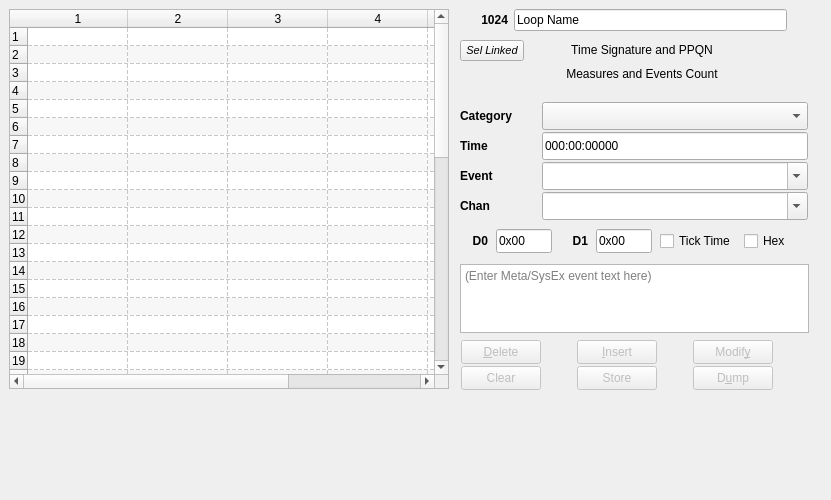
This is seq_qt5/forms/qseqeventframe.ui in ahlstromcj/seq66 as Qt 5 draws it before an edit. The edited form follows.
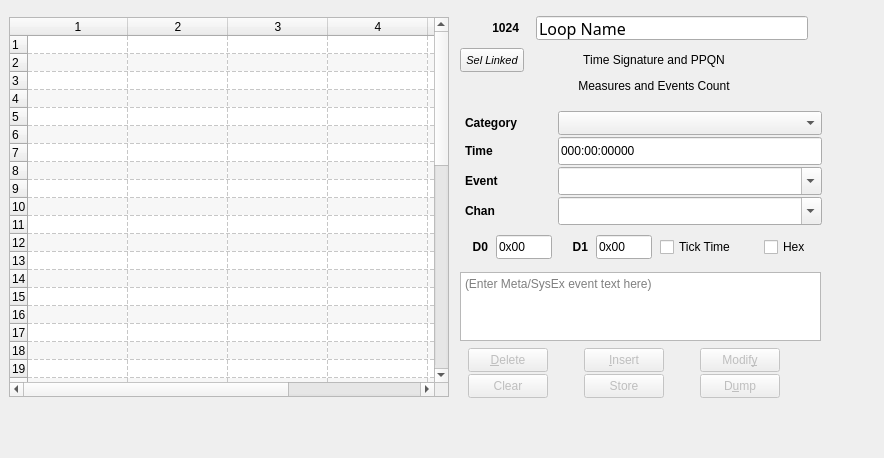
This is the edited form.

Diff of the .ui file:
```diff
--- a/seq_qt5/forms/qseqeventframe.ui
+++ b/seq_qt5/forms/qseqeventframe.ui
@@ -6,8 +6,8 @@
    <rect>
     <x>0</x>
     <y>0</y>
-    <width>831</width>
-    <height>500</height>
+    <width>884</width>
+    <height>458</height>
    </rect>
   </property>
   <property name="sizePolicy">
@@ -25,11 +25,23 @@
   <property name="windowTitle">
    <string>Events</string>
   </property>
+  <property name="frameShape">
+   <enum>QFrame::NoFrame</enum>
+  </property>
+  <property name="frameShadow">
+   <enum>QFrame::Raised</enum>
+  </property>
+  <property name="lineWidth">
+   <number>3</number>
+  </property>
+  <property name="midLineWidth">
+   <number>2</number>
+  </property>
   <widget class="QTableWidget" name="eventTableWidget">
    <property name="geometry">
     <rect>
      <x>9</x>
-     <y>9</y>
+     <y>17</y>
      <width>440</width>
      <height>380</height>
     </rect>
@@ -141,8 +153,8 @@
    <property name="geometry">
     <rect>
      <x>460</x>
-     <y>264</y>
-     <width>349</width>
+     <y>272</y>
+     <width>361</width>
      <height>69</height>
     </rect>
    </property>
@@ -165,8 +177,8 @@
   <widget class="QWidget" name="gridLayoutWidget">
    <property name="geometry">
     <rect>
-     <x>461</x>
-     <y>340</y>
+     <x>468</x>
+     <y>348</y>
      <width>345</width>
      <height>52</height>
     </rect>
@@ -342,8 +354,8 @@
    <property name="geometry">
     <rect>
      <x>460</x>
-     <y>99</y>
-     <width>348</width>
+     <y>107</y>
+     <width>369</width>
      <height>158</height>
     </rect>
    </property>
@@ -353,25 +365,29 @@
       <property name="sizeConstraint">
        <enum>QLayout::SetFixedSize</enum>
       </property>
-      <property name="spacing">
+      <property name="horizontalSpacing">
+       <number>4</number>
+      </property>
+      <property name="verticalSpacing">
        <number>2</number>
       </property>
       <item row="1" column="0">
        <widget class="QLabel" name="time_label">
         <property name="minimumSize">
          <size>
-          <width>0</width>
+          <width>84</width>
           <height>24</height>
          </size>
         </property>
         <property name="maximumSize">
          <size>
-          <width>48</width>
+          <width>80</width>
           <height>24</height>
          </size>
         </property>
         <property name="font">
          <font>
+          <weight>75</weight>
           <bold>true</bold>
          </font>
         </property>
@@ -384,13 +400,13 @@
        <widget class="QComboBox" name="channel_combo_box">
         <property name="minimumSize">
          <size>
-          <width>100</width>
+          <width>260</width>
           <height>28</height>
          </size>
         </property>
         <property name="maximumSize">
          <size>
-          <width>272</width>
+          <width>264</width>
           <height>28</height>
          </size>
         </property>
@@ -418,13 +434,13 @@
        <widget class="QComboBox" name="combo_ev_name">
         <property name="minimumSize">
          <size>
-          <width>100</width>
+          <width>260</width>
           <height>28</height>
          </size>
         </property>
         <property name="maximumSize">
          <size>
-          <width>272</width>
+          <width>264</width>
           <height>28</height>
          </size>
         </property>
@@ -452,13 +468,13 @@
         </property>
         <property name="minimumSize">
          <size>
-          <width>100</width>
+          <width>260</width>
           <height>28</height>
          </size>
         </property>
         <property name="maximumSize">
          <size>
-          <width>272</width>
+          <width>264</width>
           <height>28</height>
          </size>
         </property>
@@ -472,8 +488,21 @@
       </item>
       <item row="3" column="0">
        <widget class="QLabel" name="channel_label">
+        <property name="minimumSize">
+         <size>
+          <width>84</width>
+          <height>24</height>
+         </size>
+        </property>
+        <property name="maximumSize">
+         <size>
+          <width>80</width>
+          <height>24</height>
+         </size>
+        </property>
         <property name="font">
          <font>
+          <weight>75</weight>
           <bold>true</bold>
          </font>
         </property>
@@ -486,18 +515,19 @@
        <widget class="QLabel" name="event_label">
         <property name="minimumSize">
          <size>
-          <width>0</width>
+          <width>84</width>
           <height>24</height>
          </size>
         </property>
         <property name="maximumSize">
          <size>
-          <width>48</width>
+          <width>80</width>
           <height>24</height>
          </size>
         </property>
         <property name="font">
          <font>
+          <weight>75</weight>
           <bold>true</bold>
          </font>
         </property>
@@ -510,14 +540,14 @@
        <widget class="QComboBox" name="combo_ev_category">
         <property name="minimumSize">
          <size>
-          <width>100</width>
-          <height>28</height>
+          <width>260</width>
+          <height>24</height>
          </size>
         </property>
         <property name="maximumSize">
          <size>
-          <width>272</width>
-          <height>28</height>
+          <width>264</width>
+          <height>24</height>
          </size>
         </property>
         <property name="maxVisibleItems">
@@ -535,18 +565,19 @@
        <widget class="QLabel" name="label_category">
         <property name="minimumSize">
          <size>
-          <width>80</width>
-          <height>18</height>
+          <width>84</width>
+          <height>24</height>
          </size>
         </property>
         <property name="maximumSize">
          <size>
-          <width>264</width>
-          <height>18</height>
+          <width>80</width>
+          <height>24</height>
          </size>
         </property>
         <property name="font">
          <font>
+          <weight>75</weight>
           <bold>true</bold>
          </font>
         </property>
@@ -606,6 +637,7 @@
         </property>
         <property name="font">
          <font>
+          <weight>75</weight>
           <bold>true</bold>
          </font>
         </property>
@@ -619,6 +651,18 @@
       </item>
       <item row="0" column="4">
        <widget class="QCheckBox" name="pulse_time_check_box">
+        <property name="minimumSize">
+         <size>
+          <width>96</width>
+          <height>24</height>
+         </size>
+        </property>
+        <property name="maximumSize">
+         <size>
+          <width>84</width>
+          <height>24</height>
+         </size>
+        </property>
         <property name="text">
          <string>Tick Time</string>
         </property>
@@ -647,6 +691,7 @@
         </property>
         <property name="font">
          <font>
+          <weight>75</weight>
           <bold>true</bold>
          </font>
         </property>
@@ -688,8 +733,8 @@
    <property name="geometry">
     <rect>
      <x>460</x>
-     <y>4</y>
-     <width>337</width>
+     <y>12</y>
+     <width>369</width>
      <height>32</height>
     </rect>
    </property>
@@ -719,6 +764,7 @@
       </property>
       <property name="font">
        <font>
+        <weight>75</weight>
         <bold>true</bold>
        </font>
       </property>
@@ -741,15 +787,21 @@
       <property name="minimumSize">
        <size>
         <width>272</width>
-        <height>0</height>
+        <height>24</height>
        </size>
       </property>
       <property name="maximumSize">
        <size>
-        <width>9999</width>
-        <height>16777215</height>
+        <width>272</width>
+        <height>24</height>
        </size>
       </property>
+      <property name="font">
+       <font>
+        <family>Anonymous Pro</family>
+        <pointsize>12</pointsize>
+       </font>
+      </property>
       <property name="text">
        <string>Loop Name</string>
       </property>
@@ -761,8 +813,8 @@
    <property name="geometry">
     <rect>
      <x>460</x>
-     <y>40</y>
-     <width>321</width>
+     <y>48</y>
+     <width>369</width>
      <height>58</height>
     </rect>
    </property>
@@ -775,10 +827,16 @@
     </property>
     <item row="0" column="0">
      <widget class="QPushButton" name="button_link">
+      <property name="minimumSize">
+       <size>
+        <width>64</width>
+        <height>24</height>
+       </size>
+      </property>
       <property name="maximumSize">
        <size>
         <width>64</width>
-        <height>16777215</height>
+        <height>24</height>
        </size>
       </property>
       <property name="font">
@@ -813,14 +871,14 @@
       </property>
       <property name="minimumSize">
        <size>
-        <width>224</width>
-        <height>20</height>
+        <width>248</width>
+        <height>24</height>
        </size>
       </property>
       <property name="maximumSize">
        <size>
-        <width>16777215</width>
-        <height>20</height>
+        <width>248</width>
+        <height>24</height>
        </size>
       </property>
       <property name="text">
@@ -833,6 +891,12 @@
     </item>
     <item row="1" column="0">
      <widget class="QPushButton" name="button_blank">
+      <property name="minimumSize">
+       <size>
+        <width>64</width>
+        <height>24</height>
+       </size>
+      </property>
       <property name="maximumSize">
        <size>
         <width>64</width>
@@ -857,14 +921,14 @@
       </property>
       <property name="minimumSize">
        <size>
-        <width>224</width>
-        <height>20</height>
+        <width>248</width>
+        <height>24</height>
        </size>
       </property>
       <property name="maximumSize">
        <size>
-        <width>16777215</width>
-        <height>20</height>
+        <width>248</width>
+        <height>24</height>
        </size>
       </property>
       <property name="text">
```
